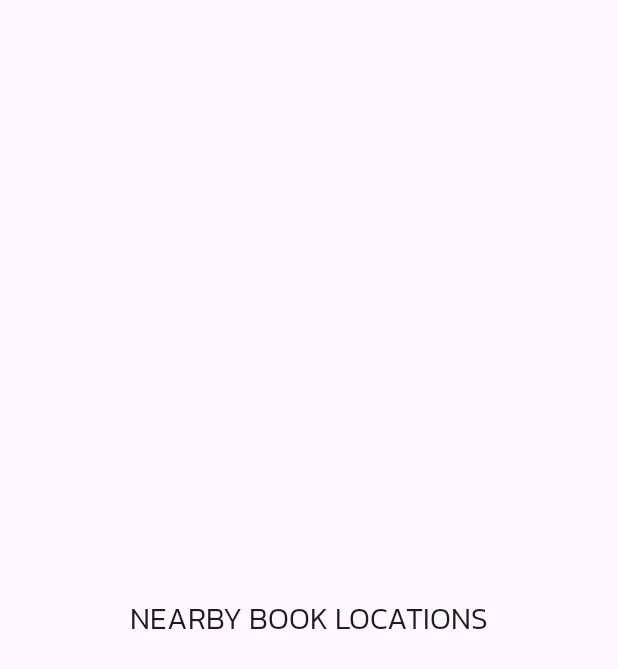
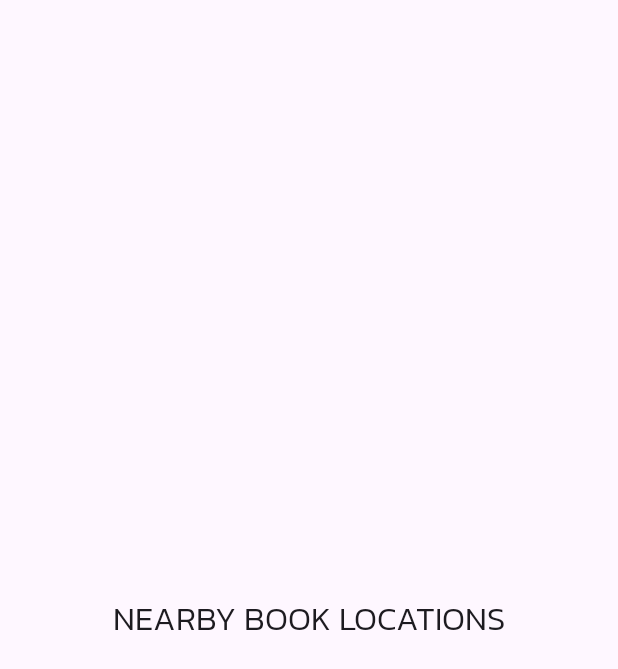
Before and after one commit to kwi64/BookCycles, an Android app built with Jetpack Compose: the screen it shows after launch (MainActivity), after a tap on "LOG IN", on a phone screen of 412 x 824 dp. Shown: the top 669 px of the screen. Run offline under Robolectric (Android 15) with nearby library versions, the phone set to English and light mode, and no system bars.

Commit message:
feat(visitors): Adds Visitor Screen UI along with overall app theming adjustments

```diff
--- a/app/src/main/java/com/csis4175/bookcycles/ui/BookCyclesApp.kt
+++ b/app/src/main/java/com/csis4175/bookcycles/ui/BookCyclesApp.kt
@@ -3,11 +3,13 @@ package com.csis4175.bookcycles.ui
 import androidx.annotation.StringRes
 import androidx.compose.animation.EnterTransition
 import androidx.compose.animation.ExitTransition
+import androidx.compose.foundation.horizontalScroll
 import androidx.compose.foundation.layout.Arrangement
 import androidx.compose.foundation.layout.Column
 import androidx.compose.foundation.layout.fillMaxHeight
 import androidx.compose.foundation.layout.fillMaxSize
 import androidx.compose.foundation.layout.padding
+import androidx.compose.foundation.rememberScrollState
 import androidx.compose.material.icons.Icons
 import androidx.compose.material.icons.automirrored.filled.ArrowBack
 import androidx.compose.material3.CenterAlignedTopAppBar
@@ -22,6 +24,7 @@ import androidx.compose.runtime.Composable
 import androidx.compose.runtime.getValue
 import androidx.compose.ui.Modifier
 import androidx.compose.ui.res.stringResource
+import androidx.compose.ui.text.style.TextOverflow
 import androidx.compose.ui.unit.dp
 import androidx.navigation.NavHostController
 import androidx.navigation.compose.NavHost
@@ -77,6 +80,8 @@ fun BookCyclesTopAppBar(
                 Text(
                     text = stringResource(currentScreen.title),
                     style = MaterialTheme.typography.titleLarge,
+                    softWrap = false,
+                    overflow = TextOverflow.Ellipsis
                 )
             }
         },
--- a/app/src/main/java/com/csis4175/bookcycles/ui/components/BookItem.kt
+++ b/app/src/main/java/com/csis4175/bookcycles/ui/components/BookItem.kt
@@ -62,7 +62,7 @@ fun BookItem(
 
     ElevatedCard(
         elevation = CardDefaults.cardElevation(
-            defaultElevation = 6.dp
+            defaultElevation = 4.dp
         ),
         colors = CardDefaults.cardColors(
             containerColor = MaterialTheme.colorScheme.surfaceBright,
--- a/app/src/main/java/com/csis4175/bookcycles/ui/components/InputLocation.kt
+++ b/app/src/main/java/com/csis4175/bookcycles/ui/components/InputLocation.kt
@@ -38,6 +38,6 @@ fun InputLocation(modifier: Modifier = Modifier, label: String){
                 modifier = Modifier.fillMaxSize()
             )
         }
-        Spacer(modifier = Modifier.height(8.dp))
+        Spacer(modifier = Modifier.height(12.dp))
     }
 }
--- a/app/src/main/java/com/csis4175/bookcycles/ui/components/InputMap.kt
+++ b/app/src/main/java/com/csis4175/bookcycles/ui/components/InputMap.kt
@@ -36,6 +36,6 @@ fun InputMap(
                 modifier = Modifier.fillMaxSize()
             )
         }
-        Spacer(modifier = Modifier.height(8.dp))
+        Spacer(modifier = Modifier.height(12.dp))
     }
 }
--- a/app/src/main/java/com/csis4175/bookcycles/ui/components/InputTextField.kt
+++ b/app/src/main/java/com/csis4175/bookcycles/ui/components/InputTextField.kt
@@ -106,6 +106,6 @@ fun InputTextField(
                 )
             }
         )
-        Spacer(modifier = Modifier.height(8.dp))
+        Spacer(modifier = Modifier.height(12.dp))
     }
 }
--- a/app/src/main/java/com/csis4175/bookcycles/ui/screens/my_books/MyBooksScreen.kt
+++ b/app/src/main/java/com/csis4175/bookcycles/ui/screens/my_books/MyBooksScreen.kt
@@ -25,8 +25,8 @@ fun MyBooksScreen(
             onDismissRequest = {
                 openDialog.value = false
             },
-            dialogText = "Are you sure you want to delete ${bookTitle.value}?",
-            dialogTitle = "Delete Book",
+            dialogText = "Are you sure you want to remove ${bookTitle.value}?",
+            dialogTitle = "Remove Book?",
             onConfirmation = {
                 openDialog.value = false
             }
--- a/app/src/main/java/com/csis4175/bookcycles/ui/screens/nearby_locations/NearbyLocationsScreen.kt
+++ b/app/src/main/java/com/csis4175/bookcycles/ui/screens/nearby_locations/NearbyLocationsScreen.kt
@@ -1,12 +1,18 @@
 package com.csis4175.bookcycles.ui.screens.nearby_locations
 
+import androidx.compose.foundation.horizontalScroll
+import androidx.compose.foundation.layout.Arrangement
 import androidx.compose.foundation.layout.Column
 import androidx.compose.foundation.layout.Row
 import androidx.compose.foundation.layout.Spacer
+import androidx.compose.foundation.layout.fillMaxWidth
+import androidx.compose.foundation.layout.height
 import androidx.compose.foundation.layout.width
+import androidx.compose.foundation.rememberScrollState
 import androidx.compose.material3.Text
 import androidx.compose.runtime.Composable
 import androidx.compose.ui.Modifier
+import androidx.compose.ui.text.style.TextOverflow
 import androidx.compose.ui.unit.dp
 import com.csis4175.bookcycles.ui.components.InputButton
 import com.csis4175.bookcycles.ui.components.InputMap
@@ -24,14 +30,23 @@ fun NearbyLocationsScreen(
             modifier = Modifier.weight(1f)
         )
 
-        Row {
+        Row(
+            horizontalArrangement = Arrangement.spacedBy(20.dp),
+            modifier = Modifier
+                .fillMaxWidth()
+        ) {
             InputButton(
                 onClick = onShareBookButtonClicked,
-                modifier = Modifier.weight(1f)
+                modifier = Modifier
+                    .weight(1f)
             ) {
-                Text("SHARE A BOOK")
+                Text(
+                    text = "SHARE A BOOK",
+                    softWrap = false,
+                    overflow = TextOverflow.Ellipsis
+                )
             }
-            Spacer(modifier = Modifier.width(20.dp))
+
             InputButton(
                 onClick = onMyBooksButtonClicked,
                 modifier = Modifier.weight(1f)
--- a/app/src/main/java/com/csis4175/bookcycles/ui/theme/Type.kt
+++ b/app/src/main/java/com/csis4175/bookcycles/ui/theme/Type.kt
@@ -16,72 +16,80 @@ val Kanit = FontFamily(
     Font(R.font.kanit_light, FontWeight.Light),
     Font(R.font.kanit_light, FontWeight.Thin),
     Font(R.font.kanit_extra_light, FontWeight.ExtraLight),
+    Font(R.font.kanit_semi_bold, FontWeight.SemiBold),
 //    Font(R.font.kanit_regular, FontWeight.Normal),
 )
 
 // Set of Material typography styles to start with
 val Typography = Typography(
-    displayLarge = TextStyle(
+    displayLarge = TextStyle( // Login Screen -> Main Title
         fontFamily = Kanit,
         fontWeight = FontWeight.Normal,
         fontSize = 48.sp,
         lineHeight = 48.sp,
         letterSpacing = 0.sp
     ),
-    headlineMedium = TextStyle(
+    headlineMedium = TextStyle( // BookListItem -> Title Text, BookPreview -> Title Text
         fontFamily = Kanit,
         fontWeight = FontWeight.Normal,
-        fontSize = 14.sp,
-        lineHeight = 16.sp,
+        fontSize = 18.sp,
+        lineHeight = 20.sp,
         letterSpacing = 1.sp,
     ),
-    headlineSmall = TextStyle(
+    headlineSmall = TextStyle( // BookListItem -> Author Text, BookPreview -> Author Text, VisitorItem -> Name
         fontFamily = Kanit,
         fontWeight = FontWeight.Thin,
-        fontSize = 12.sp,
-        lineHeight = 13.sp,
+        fontSize = 18.sp,
+        lineHeight = 20.sp,
         letterSpacing = 1.sp,
     ),
-    titleLarge = TextStyle(
+    titleLarge = TextStyle( // TopAppBar -> Title Text
         fontFamily = Kanit,
         fontWeight = FontWeight.Light,
-        fontSize = 20.sp,
-        lineHeight = 20.sp,
+        fontSize = 22.sp,
+        lineHeight = 22.sp,
         letterSpacing = 0.sp
     ),
-    bodyLarge = TextStyle(
+    titleMedium = TextStyle( // Visitors Screen -> Scheduled Visitors Label
         fontFamily = Kanit,
-        fontWeight = FontWeight.Bold,
+        fontWeight = FontWeight.Light,
         fontSize = 16.sp,
-        lineHeight = 16.sp,
-        letterSpacing = 0.5.sp
+        lineHeight = 20.sp,
+        letterSpacing = 1.sp,
     ),
-    bodyMedium = TextStyle(
+    bodyLarge = TextStyle( // GetThisBook -> Availability Text
+        fontFamily = Kanit,
+        fontWeight = FontWeight.SemiBold,
+        fontSize = 16.sp,
+        lineHeight = 20.sp,
+        letterSpacing = 1.sp
+    ),
+    bodyMedium = TextStyle( // InputText->Inner Text
         fontFamily = Kanit,
         fontWeight = FontWeight.Light,
         fontSize = 16.sp,
         lineHeight = 16.sp,
         letterSpacing = 0.sp
     ),
-    bodySmall = TextStyle(
+    bodySmall = TextStyle( // BookPreview -> Description, VisitorItem -> Telephone, VisitAt
         fontFamily = Kanit,
-        fontWeight = FontWeight.ExtraLight,
-        fontSize = 12.sp,
-        lineHeight = 14.sp,
+        fontWeight = FontWeight.Light,
+        fontSize = 16.sp,
+        lineHeight = 20.sp,
         letterSpacing = 0.5.sp
     ),
-    labelLarge = TextStyle(
+    labelLarge = TextStyle( // InputButton->Inner Text
         fontFamily = Kanit,
         fontWeight = FontWeight.Light,
-        fontSize = 13.sp,
-        lineHeight = 13.sp,
+        fontSize = 16.sp,
+        lineHeight = 16.sp,
         letterSpacing = 1.sp
     ),
-    labelSmall = TextStyle(
+    labelSmall = TextStyle( // InputText->Label Text
         fontFamily = Kanit,
         fontWeight = FontWeight.Normal,
-        fontSize = 12.sp,
-        lineHeight = 12.sp,
+        fontSize = 16.sp,
+        lineHeight = 16.sp,
         letterSpacing = 1.sp
     ),
 
```
Also changed, not shown: app/src/main/java/com/csis4175/bookcycles/ui/components/AppBarMenu.kt (+21 -0 lines), app/src/main/java/com/csis4175/bookcycles/ui/components/BookPreview.kt (+9 -5 lines), app/src/main/java/com/csis4175/bookcycles/ui/components/VisitorItem.kt (added, +71 -0 lines), app/src/main/java/com/csis4175/bookcycles/ui/screens/get_this_book/GetThisBookScreen.kt (+8 -7 lines), app/src/main/java/com/csis4175/bookcycles/ui/screens/visitors/VisitorsScreen.kt (+73 -7 lines).
